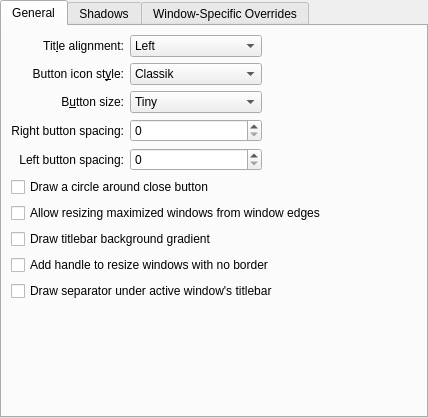
Above: kdecoration/config/ui/breezeconfigurationui.ui from paul4ig/breeze before the change. Below: the same form after it.
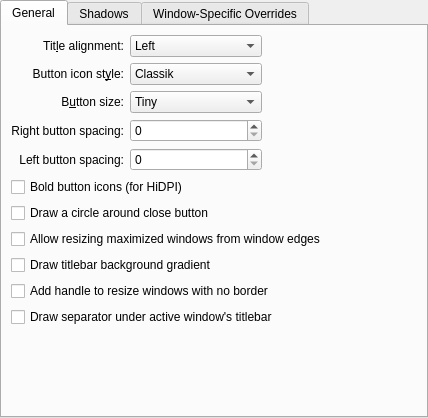
That is the form after the change. Custom widgets are drawn as their Qt base class.

Commit message: Add Bold button icons option

```diff
--- a/kdecoration/config/ui/breezeconfigurationui.ui
+++ b/kdecoration/config/ui/breezeconfigurationui.ui
@@ -208,7 +208,7 @@
          </item>
         </widget>
        </item>
-       <item row="10" column="0" colspan="3">
+       <item row="11" column="0" colspan="3">
         <spacer name="verticalSpacer">
          <property name="orientation">
           <enum>Qt::Vertical</enum>
@@ -221,21 +221,21 @@
          </property>
         </spacer>
        </item>
-       <item row="8" column="0" colspan="3">
+       <item row="9" column="0" colspan="3">
         <widget class="QCheckBox" name="drawSizeGrip">
          <property name="text">
           <string>Add handle to resize windows with no border</string>
          </property>
         </widget>
        </item>
-       <item row="9" column="0" colspan="3">
+       <item row="10" column="0" colspan="3">
         <widget class="QCheckBox" name="drawTitleBarSeparator">
          <property name="text">
           <string>Draw separator under active window's titlebar</string>
          </property>
         </widget>
        </item>
-       <item row="6" column="0" colspan="3">
+       <item row="7" column="0" colspan="3">
         <widget class="QCheckBox" name="drawBorderOnMaximizedWindows">
          <property name="text">
           <string>Allow resizing maximized windows from window edges</string>
@@ -243,13 +243,20 @@
         </widget>
        </item>
        <item row="5" column="0" colspan="3">
+        <widget class="QCheckBox" name="boldButtonIcons">
+         <property name="text">
+          <string>Bold button icons (for HiDPI)</string>
+         </property>
+        </widget>
+       </item>
+       <item row="6" column="0" colspan="3">
         <widget class="QCheckBox" name="outlineCloseButton">
          <property name="text">
           <string>Draw a circle around close button</string>
          </property>
         </widget>
        </item>
-       <item row="7" column="0" colspan="3">
+       <item row="8" column="0" colspan="3">
         <widget class="QCheckBox" name="drawBackgroundGradient">
          <property name="text">
           <string>Draw titlebar background gradient</string>
```
Left out of the diff: 1 changed line with no effect on the pictures. The commit also changes 13 other files.
